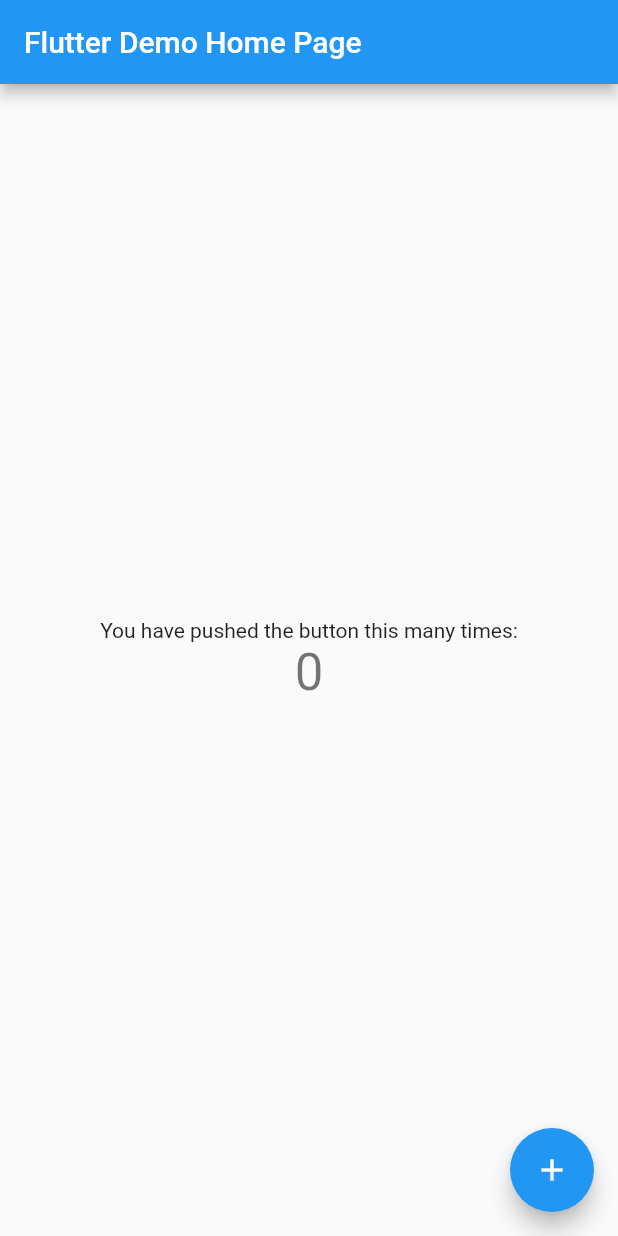
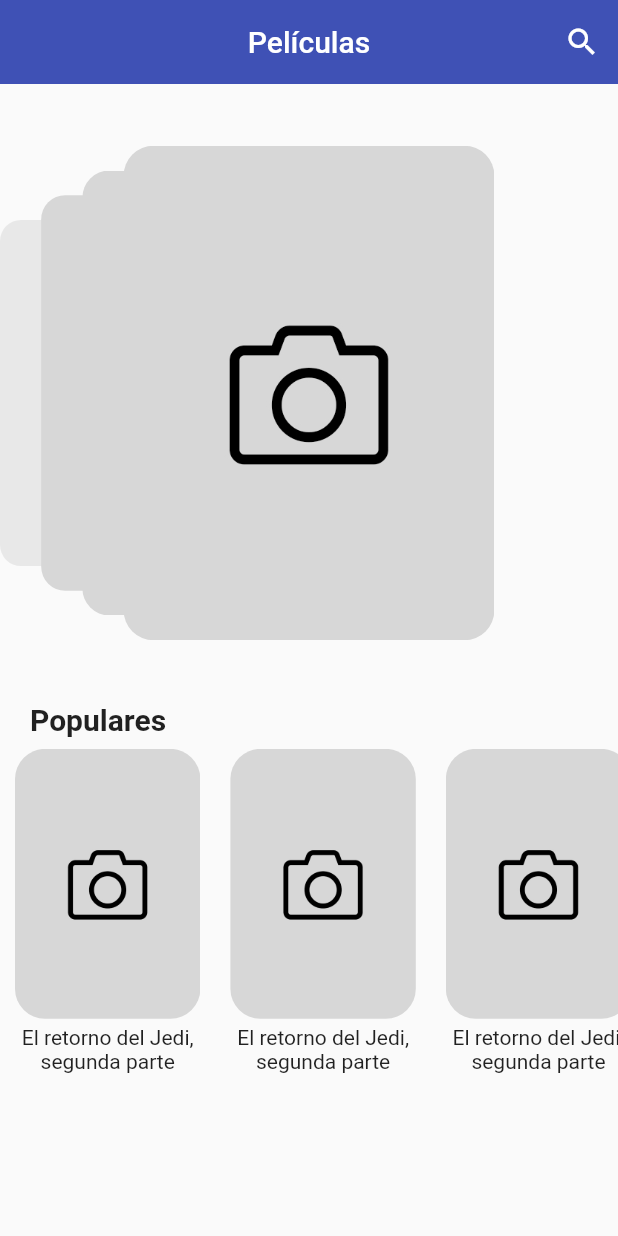
Before and after one commit to JCChamo/peliculas_curso, a Flutter app: the screen it shows after launch, on a phone screen of 412 x 824 dp. Run offline on Flutter 3.47's test engine with Material 2 defaults, Android fonts, the light colour scheme and no system bars; drawn by our look-alikes of card_swiper.

Commit message:
Hasta vídeo 112 sin terminar

```diff
--- a/lib/main.dart
+++ b/lib/main.dart
@@ -1,113 +1,21 @@
 import 'package:flutter/material.dart';
+import 'package:peliculas_curso/screens/screens.dart';
+import 'package:peliculas_curso/theme/app_theme.dart';
 
-void main() {
-  runApp(MyApp());
-}
+void main() => runApp(MyApp());
 
 class MyApp extends StatelessWidget {
-  // This widget is the root of your application.
   @override
   Widget build(BuildContext context) {
     return MaterialApp(
-      title: 'Flutter Demo',
-      theme: ThemeData(
-        // This is the theme of your application.
-        //
-        // Try running your application with "flutter run". You'll see the
-        // application has a blue toolbar. Then, without quitting the app, try
-        // changing the primarySwatch below to Colors.green and then invoke
-        // "hot reload" (press "r" in the console where you ran "flutter run",
-        // or simply save your changes to "hot reload" in a Flutter IDE).
-        // Notice that the counter didn't reset back to zero; the application
-        // is not restarted.
-        primarySwatch: Colors.blue,
-      ),
-      home: MyHomePage(title: 'Flutter Demo Home Page'),
+      debugShowCheckedModeBanner: false,
+      title: 'Películas',
+      initialRoute: 'home',
+      routes: {
+        'home': (_) => const HomeScreen(),
+        'details': (_) => DetailsScreen(),
+      },
+      theme: AppTheme.lightTheme,
     );
   }
 }
-
-class MyHomePage extends StatefulWidget {
-  MyHomePage({Key? key, required this.title}) : super(key: key);
-
-  // This widget is the home page of your application. It is stateful, meaning
-  // that it has a State object (defined below) that contains fields that affect
-  // how it looks.
-
-  // This class is the configuration for the state. It holds the values (in this
-  // case the title) provided by the parent (in this case the App widget) and
-  // used by the build method of the State. Fields in a Widget subclass are
-  // always marked "final".
-
-  final String title;
-
-  @override
-  _MyHomePageState createState() => _MyHomePageState();
-}
-
-class _MyHomePageState extends State<MyHomePage> {
-  int _counter = 0;
-
-  void _incrementCounter() {
-    setState(() {
-      // This call to setState tells the Flutter framework that something has
-      // changed in this State, which causes it to rerun the build method below
-      // so that the display can reflect the updated values. If we changed
-      // _counter without calling setState(), then the build method would not be
-      // called again, and so nothing would appear to happen.
-      _counter++;
-    });
-  }
-
-  @override
-  Widget build(BuildContext context) {
-    // This method is rerun every time setState is called, for instance as done
-    // by the _incrementCounter method above.
-    //
-    // The Flutter framework has been optimized to make rerunning build methods
-    // fast, so that you can just rebuild anything that needs updating rather
-    // than having to individually change instances of widgets.
-    return Scaffold(
-      appBar: AppBar(
-        // Here we take the value from the MyHomePage object that was created by
-        // the App.build method, and use it to set our appbar title.
-        title: Text(widget.title),
-      ),
-      body: Center(
-        // Center is a layout widget. It takes a single child and positions it
-        // in the middle of the parent.
-        child: Column(
-          // Column is also a layout widget. It takes a list of children and
-          // arranges them vertically. By default, it sizes itself to fit its
-          // children horizontally, and tries to be as tall as its parent.
-          //
-          // Invoke "debug painting" (press "p" in the console, choose the
-          // "Toggle Debug Paint" action from the Flutter Inspector in Android
-          // Studio, or the "Toggle Debug Paint" command in Visual Studio Code)
-          // to see the wireframe for each widget.
-          //
-          // Column has various properties to control how it sizes itself and
-          // how it positions its children. Here we use mainAxisAlignment to
-          // center the children vertically; the main axis here is the vertical
-          // axis because Columns are vertical (the cross axis would be
-          // horizontal).
-          mainAxisAlignment: MainAxisAlignment.center,
-          children: <Widget>[
-            Text(
-              'You have pushed the button this many times:',
-            ),
-            Text(
-              '$_counter',
-              style: Theme.of(context).textTheme.headline4,
-            ),
-          ],
-        ),
-      ),
-      floatingActionButton: FloatingActionButton(
-        onPressed: _incrementCounter,
-        tooltip: 'Increment',
-        child: Icon(Icons.add),
-      ), // This trailing comma makes auto-formatting nicer for build methods.
-    );
-  }
-}
--- /dev/null
+++ b/lib/screens/details_screen.dart
@@ -0,0 +1,39 @@
+import 'package:flutter/material.dart';
+import 'package:peliculas_curso/theme/app_theme.dart';
+
+class DetailsScreen extends StatelessWidget {
+  @override
+  Widget build(BuildContext context) {
+    final String movieName =
+        ModalRoute.of(context)?.settings.arguments.toString() ?? 'no-movie';
+
+    return Scaffold(
+      body: Center(
+        child: CustomScrollView(slivers: [_CustomAppBar()]),
+      ),
+    );
+  }
+}
+
+class _CustomAppBar extends StatelessWidget {
+  @override
+  Widget build(BuildContext context) {
+    return SliverAppBar(
+      backgroundColor: AppTheme.primaryColor,
+      expandedHeight: 200,
+      floating: false,
+      pinned: true,
+      flexibleSpace: FlexibleSpaceBar(
+        centerTitle: true,
+        title: Container(
+            width: double.infinity,
+            child: const Text('movie.title'),
+            alignment: Alignment.bottomCenter),
+        background: const FadeInImage(
+            placeholder: AssetImage('assets/loading.gif'),
+            image: AssetImage('assets/loading.gif'),
+            fit: BoxFit.cover),
+      ),
+    );
+  }
+}
--- /dev/null
+++ b/lib/screens/home_screen.dart
@@ -0,0 +1,20 @@
+import 'package:flutter/material.dart';
+import 'package:peliculas_curso/widgets/widgets.dart';
+
+class HomeScreen extends StatelessWidget {
+  const HomeScreen({Key? key}) : super(key: key);
+
+  @override
+  Widget build(BuildContext context) {
+    return Scaffold(
+        appBar: AppBar(
+          title: const Text('Películas'),
+          actions: [
+            IconButton(onPressed: () {}, icon: const Icon(Icons.search))
+          ],
+        ),
+        body: SingleChildScrollView(
+          child: Column(children: const <Widget>[CardSwiper(), MovieSlider()]),
+        ));
+  }
+}
--- /dev/null
+++ b/lib/screens/screens.dart
@@ -0,0 +1,2 @@
+export 'package:peliculas_curso/screens/details_screen.dart';
+export 'package:peliculas_curso/screens/home_screen.dart';
--- /dev/null
+++ b/lib/theme/app_theme.dart
@@ -0,0 +1,9 @@
+import 'package:flutter/material.dart';
+
+class AppTheme {
+  static const primaryColor = Colors.indigo;
+  static final lightTheme = ThemeData.light().copyWith(
+      primaryColor: primaryColor,
+      appBarTheme: const AppBarTheme(
+          color: primaryColor, elevation: 0, centerTitle: true));
+}
--- /dev/null
+++ b/lib/widgets/card_swiper.dart
@@ -0,0 +1,33 @@
+import 'package:card_swiper/card_swiper.dart';
+import 'package:flutter/material.dart';
+
+class CardSwiper extends StatelessWidget {
+  const CardSwiper({Key? key}) : super(key: key);
+
+  @override
+  Widget build(BuildContext context) {
+    final size = MediaQuery.of(context).size;
+    return Container(
+      width: double.infinity,
+      height: size.height * 0.5,
+      child: GestureDetector(
+        onTap: () => Navigator.pushNamed(context, 'details',
+            arguments: 'movie-instance'),
+        child: Swiper(
+            itemCount: 10,
+            layout: SwiperLayout.STACK,
+            itemWidth: size.width * 0.6,
+            itemHeight: size.height * 0.4,
+            itemBuilder: (context, index) {
+              return ClipRRect(
+                borderRadius: BorderRadius.circular(20),
+                child: const FadeInImage(
+                    placeholder: AssetImage('assets/no-image.jpg'),
+                    image: AssetImage('assets/no-image.jpg'),
+                    fit: BoxFit.cover),
+              );
+            }),
+      ),
+    );
+  }
+}
--- /dev/null
+++ b/lib/widgets/movie_slider.dart
@@ -0,0 +1,70 @@
+import 'package:flutter/material.dart';
+
+class MovieSlider extends StatelessWidget {
+  const MovieSlider({Key? key}) : super(key: key);
+
+  @override
+  Widget build(BuildContext context) {
+    final size = MediaQuery.of(context).size;
+    return Container(
+      width: double.infinity,
+      height: size.height * 0.3,
+      child: Column(
+        crossAxisAlignment: CrossAxisAlignment.start,
+        children: [
+          const Padding(
+              padding: EdgeInsets.only(left: 20),
+              child: Text('Populares',
+                  style: TextStyle(fontSize: 20, fontWeight: FontWeight.bold))),
+          SizedBox(height: size.height * 0.01),
+          Expanded(
+            child: ListView.builder(
+                scrollDirection: Axis.horizontal,
+                itemCount: 20,
+                itemBuilder: (_, int index) => _MoviePoster(size: size)),
+          ),
+        ],
+      ),
+    );
+  }
+}
+
+class _MoviePoster extends StatelessWidget {
+  const _MoviePoster({
+    Key? key,
+    required this.size,
+  }) : super(key: key);
+
+  final Size size;
+
+  @override
+  Widget build(BuildContext context) {
+    return Container(
+      width: size.width * 0.3,
+      height: size.height * 0.22,
+      margin: const EdgeInsets.symmetric(horizontal: 10),
+      child: Column(children: [
+        GestureDetector(
+          onTap: () => Navigator.pushNamed(context, 'details',
+              arguments: 'movie-instance'),
+          child: ClipRRect(
+            borderRadius: BorderRadius.circular(20),
+            child: const FadeInImage(
+                width: 130,
+                height: 180,
+                fit: BoxFit.cover,
+                placeholder: AssetImage('assets/no-imagge.jpg'),
+                image: AssetImage('assets/no-image.jpg')),
+          ),
+        ),
+        SizedBox(height: size.height * 0.005),
+        const Text(
+          'El retorno del Jedi, segunda parte',
+          overflow: TextOverflow.ellipsis,
+          maxLines: 2,
+          textAlign: TextAlign.center,
+        )
+      ]),
+    );
+  }
+}
--- /dev/null
+++ b/lib/widgets/widgets.dart
@@ -0,0 +1,2 @@
+export 'package:peliculas_curso/widgets/card_swiper.dart';
+export 'package:peliculas_curso/widgets/movie_slider.dart';
--- a/pubspec.yaml
+++ b/pubspec.yaml
@@ -23,6 +23,8 @@
 dependencies:
   flutter:
     sdk: flutter
+  card_swiper: ^2.0.4
+
 
 
   # The following adds the Cupertino Icons font to your application.
@@ -46,8 +48,8 @@
   uses-material-design: true
 
   # To add assets to your application, add an assets section, like this:
-  # assets:
-  #   - images/a_dot_burr.jpeg
+  assets:
+    - assets/
   #   - images/a_dot_ham.jpeg
 
   # An image asset can refer to one or more resolution-specific "variants", see
```
Also changed, not shown: assets/loading.gif (added), assets/no-image.jpg (added), pubspec.lock.
